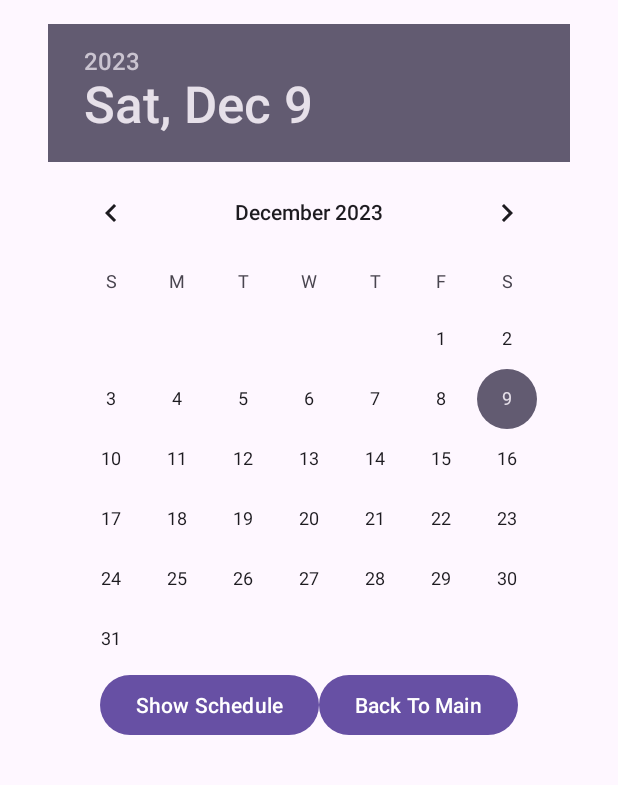
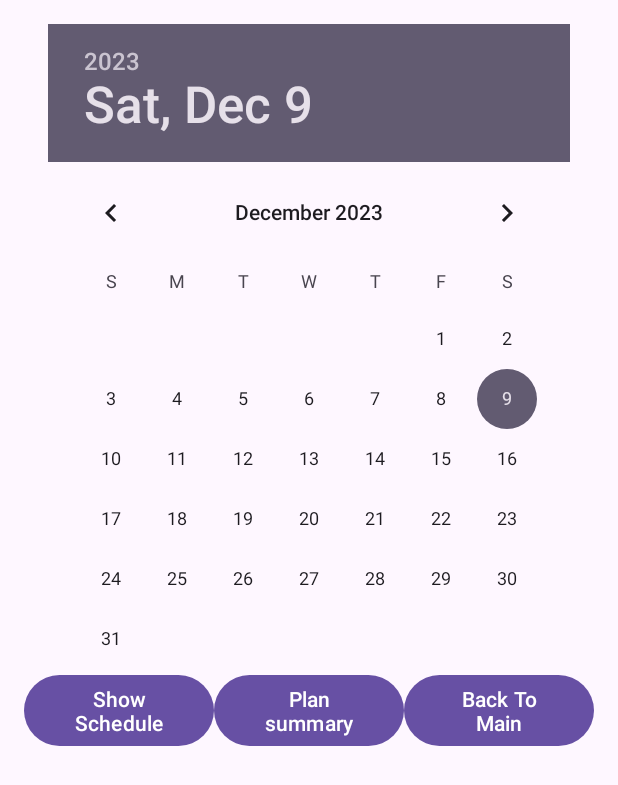
Before and after one commit to xuchenzhe531/LifeRhythms, an Android app: the ScheduleListActivity screen opened directly, with no data from a screen before it, on a phone screen of 412 x 824 dp. Shown: the top 785 px of the screen. Run offline under Robolectric (Android 15) with nearby library versions, the light colour scheme and no system bars.

Commit message:
initial commit

```diff
--- a/app/src/main/AndroidManifest.xml
+++ b/app/src/main/AndroidManifest.xml
@@ -14,6 +14,9 @@
         android:supportsRtl="true"
         android:theme="@style/Theme.Lab5milestone"
         tools:targetApi="31">
+        <activity
+            android:name=".Summary"
+            android:exported="false" />
         <activity
             android:name=".ScheduleListActivity"
             android:exported="false" />
--- a/app/src/main/java/com/cs407/LifeRhythms/NotesActivity.java
+++ b/app/src/main/java/com/cs407/LifeRhythms/NotesActivity.java
@@ -79,7 +79,6 @@ public class NotesActivity extends AppCompatActivity {
         int id = item.getItemId();
 
         if (id == R.id.add_note) {
-            // 实现添加笔记的代码
             Intent intent = new Intent(this, noteWriting.class);
             startActivity(intent);
             return true;
--- a/app/src/main/java/com/cs407/LifeRhythms/ScheduleListActivity.java
+++ b/app/src/main/java/com/cs407/LifeRhythms/ScheduleListActivity.java
@@ -26,6 +26,7 @@ public class ScheduleListActivity extends AppCompatActivity {
         listView = findViewById(R.id.lvSchedule);
         Button btnShowSchedule = findViewById(R.id.btnShowSchedule);
         Button btnBackToMain = findViewById(R.id.btnBackToMain);
+        Button btnSummary = findViewById(R.id.btnSummary);
 
         btnShowSchedule.setOnClickListener(v -> {
             int day = datePicker.getDayOfMonth();
@@ -39,7 +40,10 @@ public class ScheduleListActivity extends AppCompatActivity {
             Intent intent = new Intent(this, WelcomePage.class);
             startActivity(intent);
         });
-
+        btnSummary.setOnClickListener(view -> {
+            Intent intent = new Intent(this, Summary.class);
+            startActivity(intent);
+        });
     }
 
     private void loadScheduleForDate(String date) {
--- a/app/src/main/java/com/cs407/LifeRhythms/Timer.java
+++ b/app/src/main/java/com/cs407/LifeRhythms/Timer.java
@@ -49,15 +49,12 @@ public class Timer extends AppCompatActivity {
                 }
             }.start();
         });
-        // 在 onCreate 方法中
 
-// 初始化返回按钮并设置点击事件
+        // 初始化返回按钮并设置点击事件
         Button backButton = findViewById(R.id.backButton);
         backButton.setOnClickListener(v -> {
-            // 创建一个意图以启动 MainActivity
             Intent intent = new Intent(Timer.this, WelcomePage.class);
             startActivity(intent);
-            // 结束当前活动
             finish();
         });
 
--- a/app/src/main/res/layout/activity_schedule_list.xml
+++ b/app/src/main/res/layout/activity_schedule_list.xml
@@ -25,15 +25,24 @@
 
         <Button
             android:id="@+id/btnShowSchedule"
-            android:layout_width="wrap_content"
+            android:layout_width="0dp"
             android:layout_height="wrap_content"
-            android:text="Show Schedule"/>
+            android:layout_weight="1"
+            android:text="Show Schedule" />
+
+        <Button
+            android:id="@+id/btnSummary"
+            android:layout_width="0dp"
+            android:layout_height="wrap_content"
+            android:layout_weight="1"
+            android:text="Plan summary" />
 
         <Button
             android:id="@+id/btnBackToMain"
-            android:layout_width="wrap_content"
+            android:layout_width="0dp"
             android:layout_height="wrap_content"
-            android:text="Back To Main"/>
+            android:layout_weight="1"
+            android:text="Back To Main" />
     </LinearLayout>
 
     <ListView
```
Also changed, not shown: app/src/main/java/com/cs407/LifeRhythms/Summary.java (added, +63 -0 lines), app/src/main/res/layout/activity_summary.xml (added, +37 -0 lines), app/src/main/res/layout/activity_timer.xml (+6 -2 lines). Lines whose indentation alone changed are shown as unchanged.
